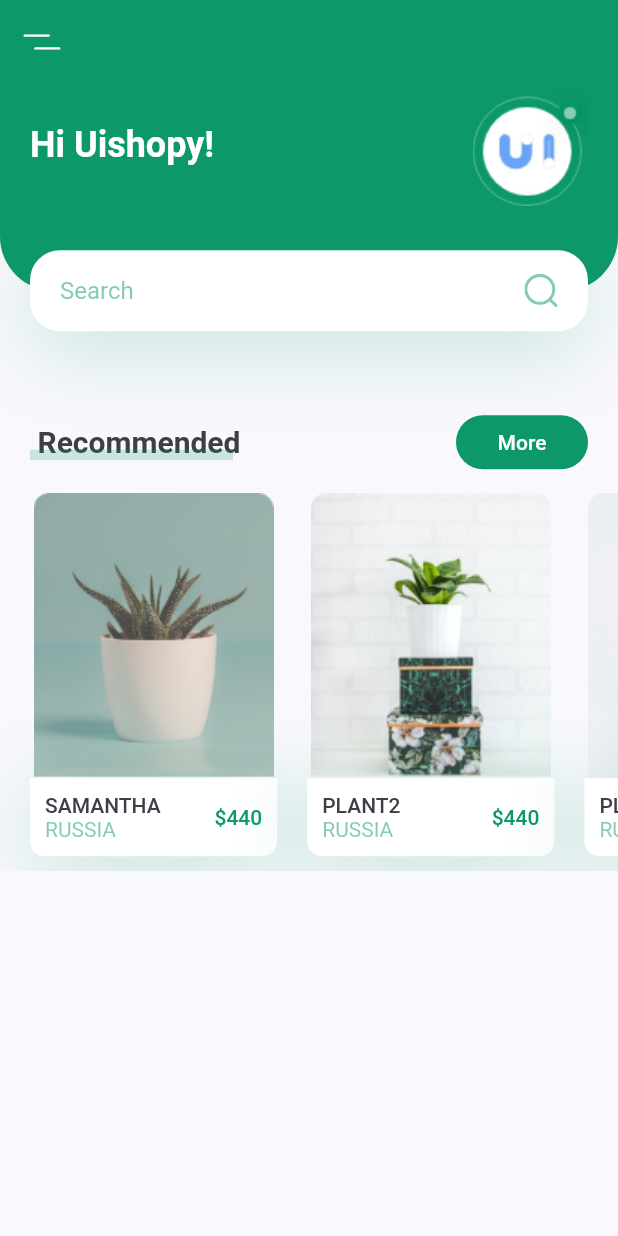
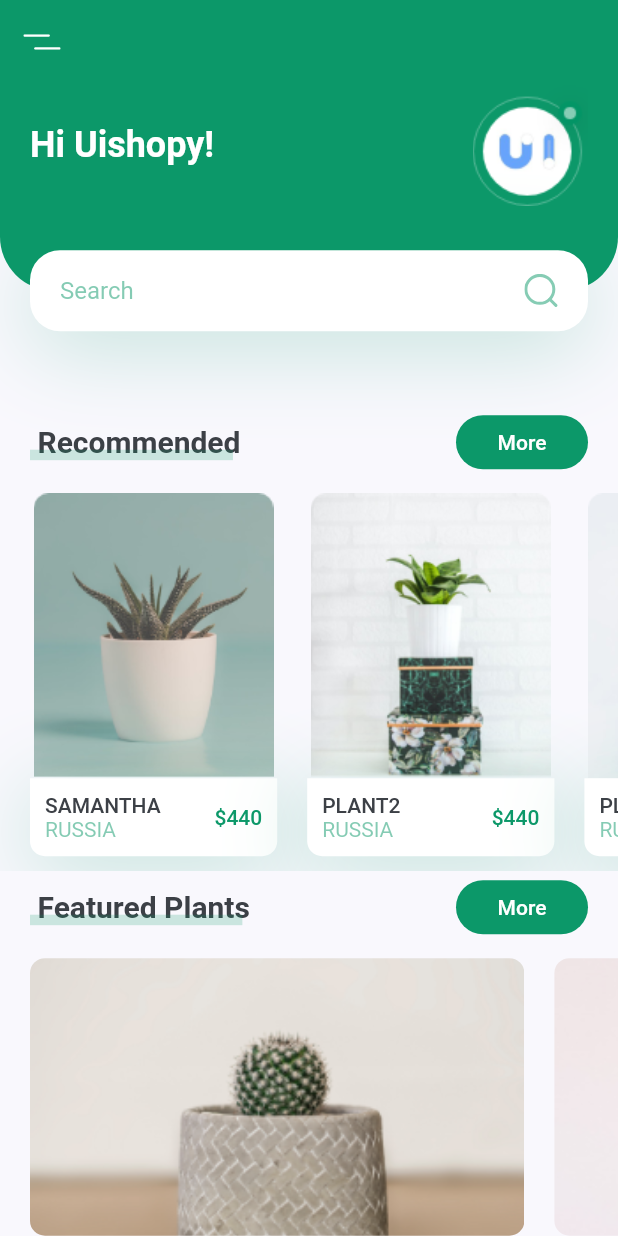
Before and after one commit to nargok/plant_app_ui_template, a Flutter app: the screen it shows after launch, on a phone screen of 412 x 824 dp. Run offline on Flutter 3.47's test engine with Material 2 defaults, Android fonts, the phone set to English and light mode, and no system bars; our stand-ins replace flutter_svg.

Commit message:
featured plants

```diff
--- a/lib/screens/home/components/body.dart
+++ b/lib/screens/home/components/body.dart
@@ -1,4 +1,6 @@
 import 'package:flutter/material.dart';
+import 'package:plant_ui_template/constants.dart';
+import 'package:plant_ui_template/screens/home/components/featured_plants.dart';
 import 'package:plant_ui_template/screens/home/components/header_with_searchbox.dart';
 import 'package:plant_ui_template/screens/home/components/recommended_plants.dart';
 import 'package:plant_ui_template/screens/home/components/title_with_more_btn.dart';
@@ -12,10 +14,16 @@ class Body extends StatelessWidget {
         children: [
           HeaderWithSearchBox(size: size),
           TitleWithMoreBtn(
-            title: 'More',
+            title: 'Recommended',
             press: () {},
           ),
-          RecommendedPlants()
+          RecommendedPlants(),
+          TitleWithMoreBtn(
+            title: 'Featured Plants',
+            press: () {},
+          ),
+          FeaturedPlants(),
+          SizedBox(height: kDefaultPadding,)
         ],
       ),
     );
--- /dev/null
+++ b/lib/screens/home/components/featured_plants.dart
@@ -0,0 +1,62 @@
+import 'package:flutter/material.dart';
+import 'package:plant_ui_template/constants.dart';
+
+class FeaturedPlants extends StatelessWidget {
+  const FeaturedPlants({
+    Key key,
+  }) : super(key: key);
+
+  @override
+  Widget build(BuildContext context) {
+    return SingleChildScrollView(
+      scrollDirection: Axis.horizontal,
+      child: Row(
+        children: [
+          FeaturePlantCard(
+            image: 'assets/images/bottom_img_1.png',
+            press: () {},
+          ),
+          FeaturePlantCard(
+            image: 'assets/images/bottom_img_2.png',
+            press: () {},
+          ),
+        ],
+      ),
+    );
+  }
+}
+
+class FeaturePlantCard extends StatelessWidget {
+  const FeaturePlantCard({
+    Key key,
+    this.image,
+    this.press,
+  }) : super(key: key);
+
+  final String image;
+  final Function press;
+
+  @override
+  Widget build(BuildContext context) {
+    Size size = MediaQuery.of(context).size;
+    return GestureDetector(
+      onTap: press,
+      child: Container(
+        margin: EdgeInsets.only(
+          left: kDefaultPadding,
+          top: kDefaultPadding / 2,
+          bottom: kDefaultPadding / 2,
+        ),
+        width: size.width * 0.8,
+        height: 185,
+        decoration: BoxDecoration(
+            borderRadius: BorderRadius.circular(10),
+            image: DecorationImage(
+              fit: BoxFit.cover,
+              image: AssetImage(image),
+            )
+        ),
+      ),
+    );
+  }
+}
--- a/lib/screens/home/components/title_with_more_btn.dart
+++ b/lib/screens/home/components/title_with_more_btn.dart
@@ -18,7 +18,7 @@ class TitleWithMoreBtn extends StatelessWidget {
       child: Row(
         children: [
           TitleWithCustomUnderline(
-            text: 'Recommended',
+            text: title,
           ),
           Spacer(),
           FlatButton(
@@ -27,7 +27,7 @@ class TitleWithMoreBtn extends StatelessWidget {
             color: kPrimaryColor,
             onPressed: press,
             child: Text(
-              title,
+              "More",
               style: TextStyle(color: Colors.white),
             ),
           ),
```
